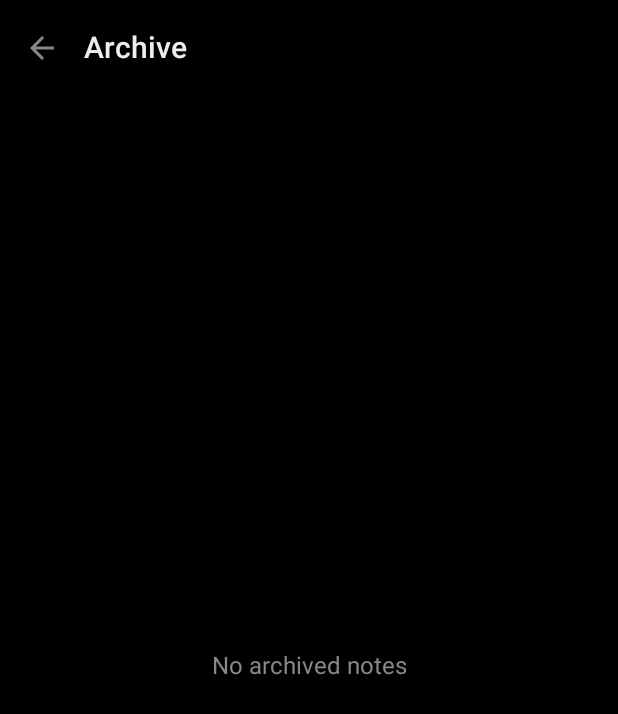
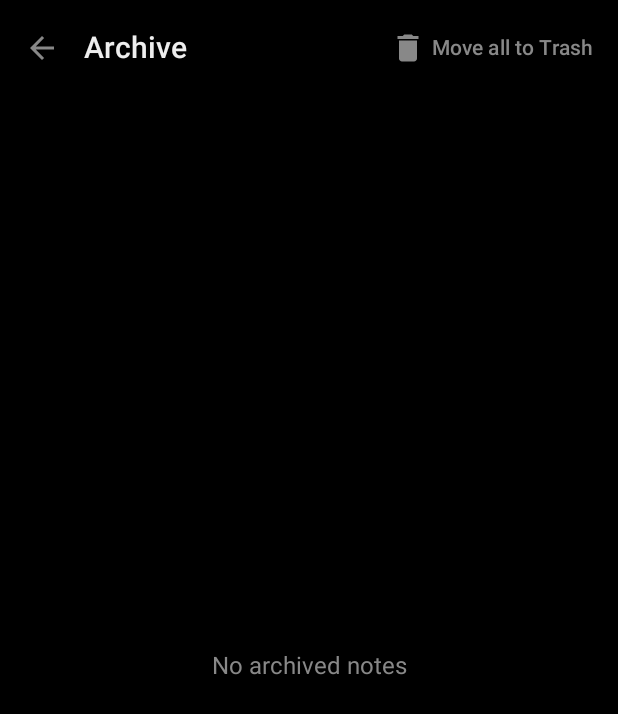
Before and after one commit to loudbyte/nice-notes, an Android app built with Jetpack Compose: the ArchiveScreen screen opened through its navigation route, on a phone screen of 412 x 824 dp. Shown: the top 714 px of the screen. Run offline under Robolectric (Android 15) with nearby library versions, the phone set to English and light mode, and no system bars; our stand-ins replace Dagger/Hilt's generated code; libraries missing offline, so code that uses them is left out: androidx.hilt.lifecycle, sh.calvin.reorderable.

Commit message:
Add Move all to Trash button on Archive screen

```diff
--- a/app/src/main/java/com/nicenotes/data/db/NoteDao.kt
+++ b/app/src/main/java/com/nicenotes/data/db/NoteDao.kt
@@ -68,6 +68,12 @@ interface NoteDao {
     @Query("SELECT * FROM notes WHERE isTrashed = 1")
     suspend fun getTrashedNotes(): List<NoteEntity>
 
+    @Query("SELECT * FROM notes WHERE isArchived = 1 AND isTrashed = 0")
+    suspend fun getArchivedNotes(): List<NoteEntity>
+
+    @Query("UPDATE notes SET isTrashed = 1 WHERE isArchived = 1 AND isTrashed = 0")
+    suspend fun trashAllArchived()
+
     @Query("SELECT * FROM notes")
     suspend fun getAllNotes(): List<NoteEntity>
 
--- a/app/src/main/java/com/nicenotes/domain/usecase/UseCases.kt
+++ b/app/src/main/java/com/nicenotes/domain/usecase/UseCases.kt
@@ -36,6 +36,10 @@ class MoveNoteToTrashUseCase @Inject constructor(private val repo: NoteRepositor
     suspend operator fun invoke(note: Note) = repo.moveToTrash(note)
 }
 
+class MoveAllArchivedToTrashUseCase @Inject constructor(private val repo: NoteRepository) {
+    suspend operator fun invoke() = repo.moveAllArchivedToTrash()
+}
+
 class RestoreFromTrashUseCase @Inject constructor(private val repo: NoteRepository) {
     suspend operator fun invoke(note: Note) = repo.restoreFromTrash(note)
 }
--- a/app/src/main/java/com/nicenotes/ui/screen/archive/ArchiveScreen.kt
+++ b/app/src/main/java/com/nicenotes/ui/screen/archive/ArchiveScreen.kt
@@ -7,6 +7,7 @@ import androidx.compose.foundation.lazy.items
 import androidx.compose.foundation.shape.RoundedCornerShape
 import androidx.compose.material.icons.Icons
 import androidx.compose.material.icons.automirrored.filled.ArrowBack
+import androidx.compose.material.icons.filled.Delete
 import androidx.compose.material3.*
 import androidx.compose.runtime.*
 import androidx.compose.ui.Alignment
@@ -33,6 +34,7 @@ fun ArchiveScreen(
     var editingNote by remember { mutableStateOf<Note?>(null) }
     var showEditor by remember { mutableStateOf(false) }
     var swipeStateResetVersion by remember { mutableIntStateOf(0) }
+    var showMoveAllConfirmation by remember { mutableStateOf(false) }
 
     LaunchedEffect(Unit) {
         viewModel.events.collect { event ->
@@ -94,6 +96,23 @@ fun ArchiveScreen(
                 navigationIcon = {
                     IconButton(onClick = onBack) {
                         Icon(Icons.AutoMirrored.Filled.ArrowBack, "Back", tint = TextSecondary)
+                    }
+                },
+                actions = {
+                    TextButton(
+                        onClick = { showMoveAllConfirmation = true },
+                        enabled = notes.isNotEmpty()
+                    ) {
+                        Icon(
+                            Icons.Default.Delete,
+                            contentDescription = null,
+                            tint = if (notes.isNotEmpty()) ImportantRed else TextSecondary
+                        )
+                        Spacer(Modifier.width(4.dp))
+                        Text(
+                            "Move all to Trash",
+                            color = if (notes.isNotEmpty()) ImportantRed else TextSecondary
+                        )
                     }
                 },
                 colors = TopAppBarDefaults.topAppBarColors(containerColor = Black)
@@ -198,4 +217,30 @@ fun ArchiveScreen(
             onDelete = viewModel::deleteNote,
         )
     }
+
+    if (showMoveAllConfirmation) {
+        AlertDialog(
+            onDismissRequest = { showMoveAllConfirmation = false },
+            title = { Text("Move all notes to Trash?") },
+            text = { Text("This moves ${notes.size} notes to Trash.") },
+            confirmButton = {
+                TextButton(
+                    onClick = {
+                        showMoveAllConfirmation = false
+                        viewModel.moveAllToTrash()
+                    }
+                ) {
+                    Text("Move all", color = ImportantRed)
+                }
+            },
+            dismissButton = {
+                TextButton(onClick = { showMoveAllConfirmation = false }) {
+                    Text("Cancel")
+                }
+            },
+            containerColor = SurfaceVariant,
+            titleContentColor = TextPrimary,
+            textContentColor = TextSecondary,
+        )
+    }
 }
```
Also changed, not shown: app/src/main/java/com/nicenotes/data/repository/NoteRepository.kt (+10 -0 lines), app/src/main/java/com/nicenotes/ui/screen/archive/ArchiveViewModel.kt (+9 -0 lines).
